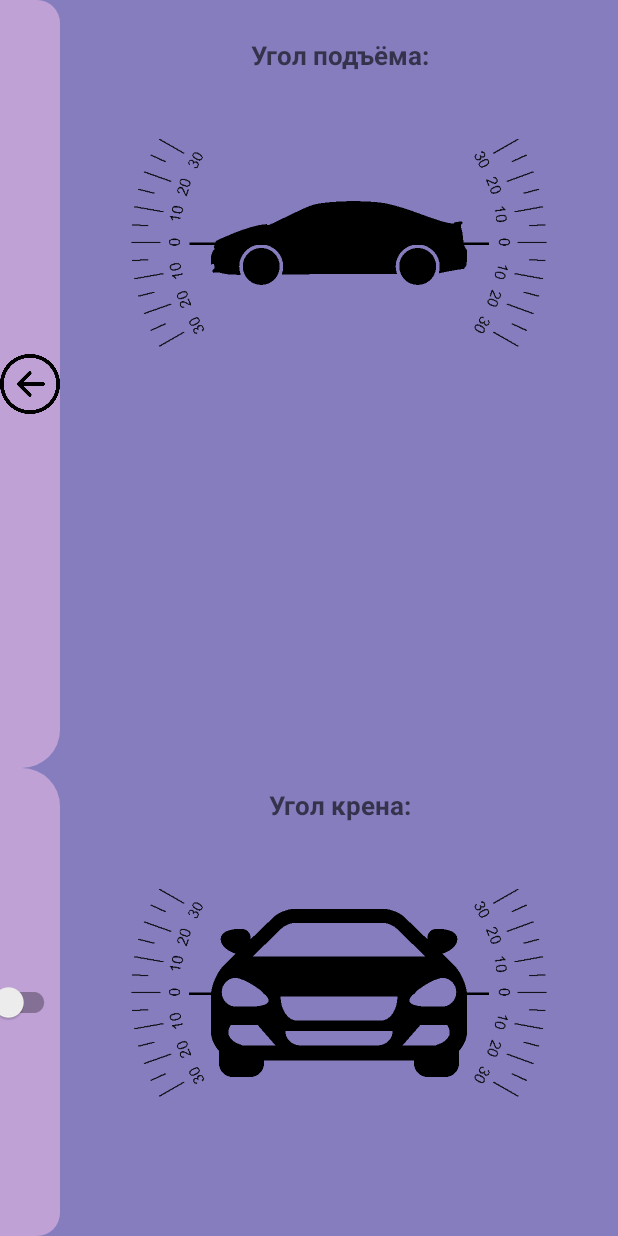
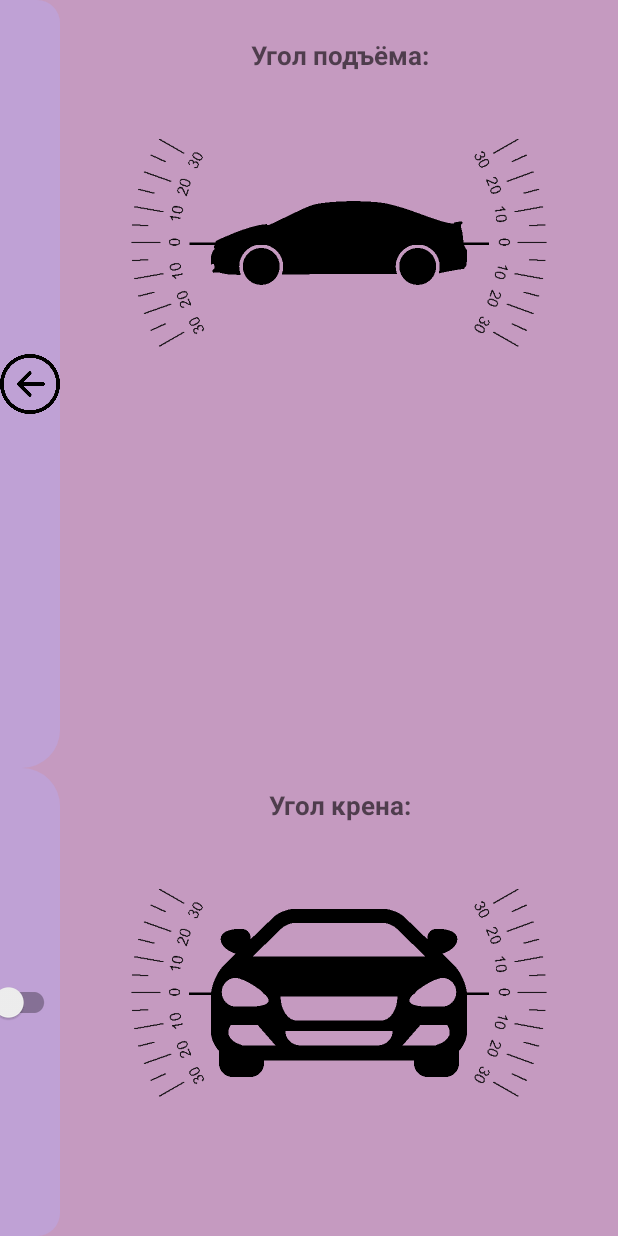
Before and after one commit to SlavikJunior/Auto-assistant, an Android app: the RollActivity screen opened directly, with no data from a screen before it, on a phone screen of 412 x 824 dp. Run offline under Robolectric (Android 15) with nearby library versions, the phone set to English and light mode, and no system bars.

Commit message:
final commit

```diff
--- a/app/build.gradle
+++ b/app/build.gradle
@@ -8,7 +8,7 @@ android {
 
     defaultConfig {
         applicationId "com.example.autoassistant"
-        minSdk 27
+        minSdk 24
         targetSdk 33
         versionCode 1
         versionName "1.0"
--- a/app/src/main/java/com/example/autoassistant/view/RollActivity.java
+++ b/app/src/main/java/com/example/autoassistant/view/RollActivity.java
@@ -42,7 +42,7 @@ public class RollActivity extends AppCompatActivity {
         window.getDecorView().setSystemUiVisibility(View.SYSTEM_UI_FLAG_HIDE_NAVIGATION | View.SYSTEM_UI_FLAG_IMMERSIVE_STICKY);
         setRequestedOrientation (ActivityInfo.SCREEN_ORIENTATION_PORTRAIT);
         setContentView(R.layout.activity_roll);
-
+        Toast.makeText(this, R.string.toast_reminder, Toast.LENGTH_SHORT).show();
         edtStart = findViewById(R.id.edtStart);
         im_rice = findViewById(R.id.im_rice);
         im_roll = findViewById(R.id.im_roll);
--- a/app/src/main/java/com/example/autoassistant/view/SelectionModeActivity.java
+++ b/app/src/main/java/com/example/autoassistant/view/SelectionModeActivity.java
@@ -25,7 +25,6 @@ public class SelectionModeActivity extends AppCompatActivity {
         super.onCreate(savedInstanceState);
         Window window = getWindow();
         window.getDecorView().setSystemUiVisibility(View.SYSTEM_UI_FLAG_HIDE_NAVIGATION | View.SYSTEM_UI_FLAG_IMMERSIVE_STICKY);
-        //setRequestedOrientation (ActivityInfo.SCREEN_ORIENTATION_LANDSCAPE);
         setContentView(R.layout.activity_selection_mode);
 
         sharedPreferences = getSharedPreferences("USER", MODE_PRIVATE);
--- a/app/src/main/res/layout/activity_roll.xml
+++ b/app/src/main/res/layout/activity_roll.xml
@@ -4,7 +4,7 @@
     xmlns:tools="http://schemas.android.com/tools"
     android:layout_width="match_parent"
     android:layout_height="match_parent"
-    android:background="@color/gray"
+    android:background="@color/roll_back"
     tools:context=".view.RollActivity">
 
     <TextView
--- a/app/src/main/res/values-night/themes.xml
+++ b/app/src/main/res/values-night/themes.xml
@@ -2,8 +2,8 @@
     <!-- Base application theme. -->
     <style name="Theme.AutoAssistant" parent="Theme.MaterialComponents.DayNight.NoActionBar">
         <!-- Primary brand color. -->
-        <item name="colorPrimary">@color/purple_200</item>
-        <item name="colorPrimaryVariant">@color/purple_700</item>
+        <item name="colorPrimary">@color/btn</item>
+        <item name="colorPrimaryVariant">@color/press_btn</item>
         <item name="colorOnPrimary">@color/black</item>
         <!-- Secondary brand color. -->
         <item name="colorSecondary">@color/teal_200</item>
--- a/app/src/main/res/values/colors.xml
+++ b/app/src/main/res/values/colors.xml
@@ -20,4 +20,5 @@
     <color name="light_btn">#BFA1D5</color>
     <color name="press_btn">#42036F</color>
     <color name="light_press_btn">#614E70</color>
+    <color name="roll_back">#DCBC8AB6</color>
 </resources>
--- a/app/src/main/res/values/themes.xml
+++ b/app/src/main/res/values/themes.xml
@@ -2,8 +2,8 @@
     <!-- Base application theme. -->
     <style name="Theme.AutoAssistant" parent="Theme.MaterialComponents.DayNight.NoActionBar">
         <!-- Primary brand color. -->
-        <item name="colorPrimary">@color/purple_500</item>
-        <item name="colorPrimaryVariant">@color/purple_700</item>
+        <item name="colorPrimary">@color/light_btn</item>
+        <item name="colorPrimaryVariant">@color/light_press_btn</item>
         <item name="colorOnPrimary">@color/white</item>
         <!-- Secondary brand color. -->
         <item name="colorSecondary">@color/teal_200</item>
```
Also changed, not shown: app/src/main/java/com/example/autoassistant/view/VelocityActivity.java (+38 -7 lines), app/src/main/res/values/strings.xml (+5 -2 lines).
